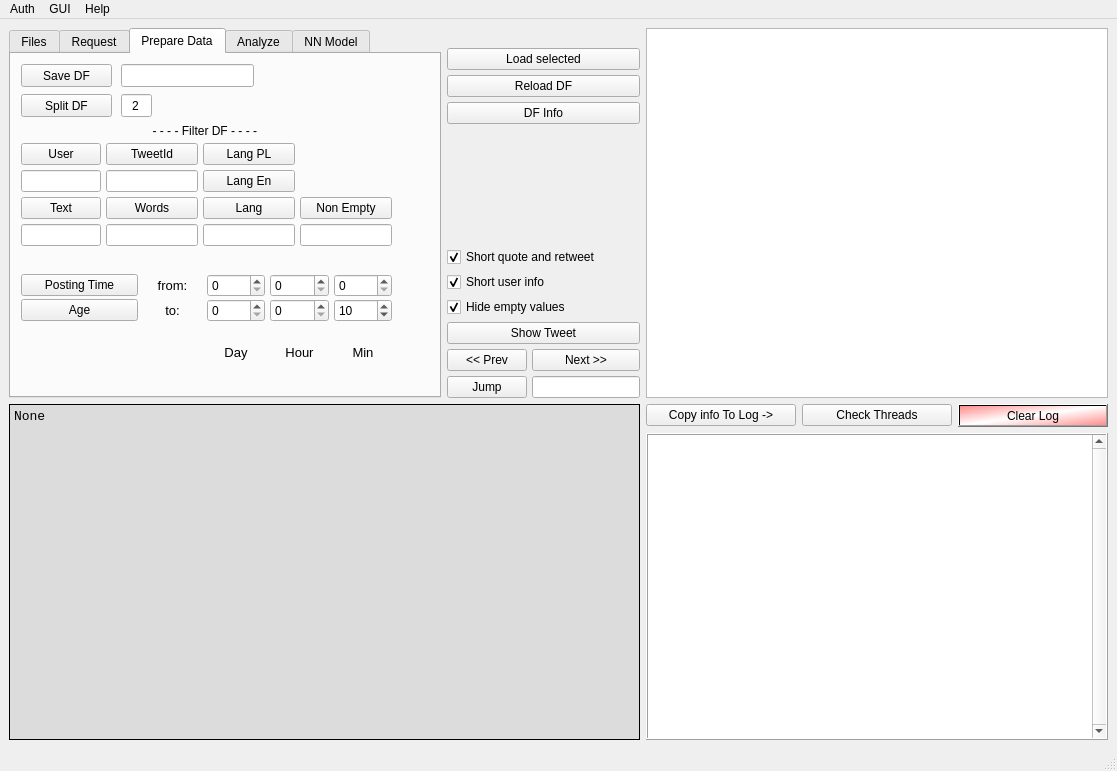
This is twitter_analyzer/gui/GUI_QT.ui in GrzegorzKrug/TwitterAnalyzer as Qt 5 draws it before an edit. The edited form follows.
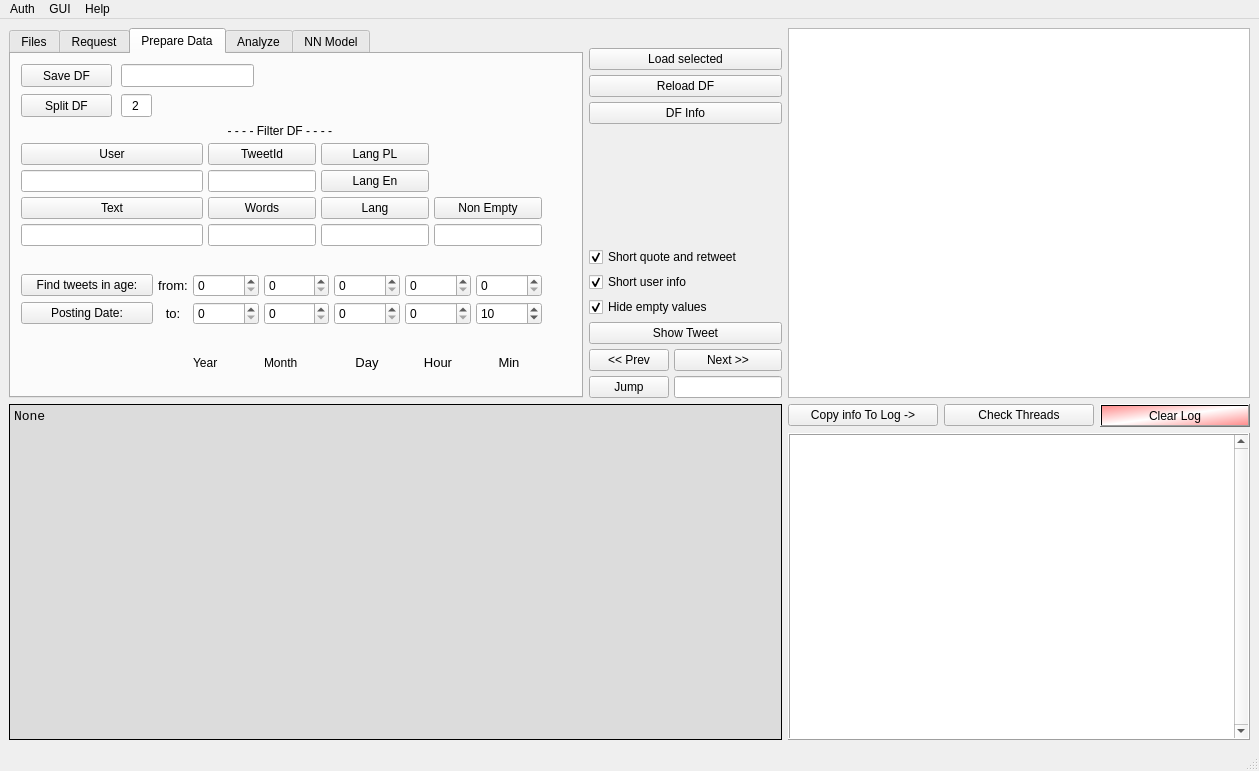
This is the edited form.

Patch:
```diff
--- a/twitter_analyzer/gui/GUI_QT.ui
+++ b/twitter_analyzer/gui/GUI_QT.ui
@@ -6,7 +6,7 @@
    <rect>
     <x>0</x>
     <y>0</y>
-    <width>1117</width>
+    <width>1259</width>
     <height>771</height>
    </rect>
   </property>
@@ -19,7 +19,7 @@
      <enum>QLayout::SetMinimumSize</enum>
     </property>
     <item row="0" column="0">
-     <layout class="QGridLayout" name="MainGrid" rowstretch="1,0,2" columnstretch="3,0,1,1,1" rowminimumheight="370,20,300" columnminimumwidth="400,100,150,150,150">
+     <layout class="QGridLayout" name="MainGrid" rowstretch="1,0,2" columnstretch="4,0,1,1,1" rowminimumheight="370,20,300" columnminimumwidth="400,100,150,150,150">
       <property name="sizeConstraint">
        <enum>QLayout::SetNoConstraint</enum>
       </property>
@@ -623,16 +623,16 @@
            <rect>
             <x>10</x>
             <y>70</y>
-            <width>371</width>
+            <width>521</width>
             <height>271</height>
            </rect>
           </property>
-          <layout class="QVBoxLayout" name="Vertical_Filters" stretch="1,1,0">
+          <layout class="QVBoxLayout" name="Vertical_Filters" stretch="1,0,1">
            <property name="spacing">
             <number>8</number>
            </property>
            <property name="sizeConstraint">
-            <enum>QLayout::SetMinimumSize</enum>
+            <enum>QLayout::SetDefaultConstraint</enum>
            </property>
            <item>
             <layout class="QGridLayout" name="gridLayout_DataFilters" rowstretch="1,0,0,0,0,0" columnstretch="2,0,0,0">
@@ -723,22 +723,6 @@
                </property>
               </widget>
              </item>
-             <item row="5" column="1">
-              <spacer name="verticalSpacer_3">
-               <property name="orientation">
-                <enum>Qt::Vertical</enum>
-               </property>
-               <property name="sizeType">
-                <enum>QSizePolicy::MinimumExpanding</enum>
-               </property>
-               <property name="sizeHint" stdset="0">
-                <size>
-                 <width>20</width>
-                 <height>20</height>
-                </size>
-               </property>
-              </spacer>
-             </item>
              <item row="3" column="2">
               <widget class="QPushButton" name="pushButton_FilterDF_Lang_Other">
                <property name="toolTip">
@@ -785,30 +769,33 @@
             </layout>
            </item>
            <item>
-            <layout class="QGridLayout" name="gridLayout_TimeFilters" rowstretch="1,1,1" columnstretch="2,1,1,1,1" rowminimumheight="5,5,5">
-             <property name="horizontalSpacing">
+            <spacer name="verticalSpacer_3">
+             <property name="orientation">
+              <enum>Qt::Vertical</enum>
+             </property>
+             <property name="sizeType">
+              <enum>QSizePolicy::MinimumExpanding</enum>
+             </property>
+             <property name="sizeHint" stdset="0">
+              <size>
+               <width>20</width>
+               <height>20</height>
+              </size>
+             </property>
+            </spacer>
+           </item>
+           <item>
+            <layout class="QGridLayout" name="gridLayout_TimeFilters" rowstretch="4,4,0" columnstretch="2,0,1,1,1,1,1">
+             <property name="sizeConstraint">
+              <enum>QLayout::SetMinimumSize</enum>
+             </property>
+             <property name="spacing">
               <number>5</number>
              </property>
-             <property name="verticalSpacing">
-              <number>2</number>
-             </property>
-             <item row="1" column="0">
-              <widget class="QPushButton" name="pushButton_filter_by_Age">
-               <property name="toolTip">
-                <string>Save DF to .csv File</string>
-               </property>
-               <property name="text">
-                <string>Age</string>
-               </property>
-              </widget>
-             </item>
-             <item row="0" column="0">
-              <widget class="QPushButton" name="pushButton_export_DF_18">
-               <property name="toolTip">
-                <string>Save DF to .csv File</string>
-               </property>
-               <property name="text">
-                <string>Posting Time</string>
+             <item row="0" column="4">
+              <widget class="QSpinBox" name="spinBox_timefilter_from_day">
+               <property name="maximum">
+                <number>31</number>
                </property>
               </widget>
              </item>
@@ -827,7 +814,7 @@
                </property>
               </widget>
              </item>
-             <item row="2" column="3">
+             <item row="2" column="5">
               <widget class="QLabel" name="label_5">
                <property name="font">
                 <font>
@@ -857,7 +844,7 @@
                </property>
               </widget>
              </item>
-             <item row="2" column="2">
+             <item row="2" column="4">
               <widget class="QLabel" name="label_4">
                <property name="font">
                 <font>
@@ -872,7 +859,7 @@
                </property>
               </widget>
              </item>
-             <item row="2" column="4">
+             <item row="2" column="6">
               <widget class="QLabel" name="label_7">
                <property name="font">
                 <font>
@@ -887,35 +874,28 @@
                </property>
               </widget>
              </item>
-             <item row="0" column="2">
-              <widget class="QSpinBox" name="spinBox_timefilter_from_day">
-               <property name="maximum">
-                <number>365</number>
-               </property>
-              </widget>
-             </item>
-             <item row="0" column="3">
+             <item row="0" column="5">
               <widget class="QSpinBox" name="spinBox_timefilter_from_hour">
                <property name="maximum">
                 <number>24</number>
                </property>
               </widget>
              </item>
-             <item row="1" column="3">
+             <item row="1" column="5">
               <widget class="QSpinBox" name="spinBox_timefilter_to_hour">
                <property name="maximum">
                 <number>24</number>
                </property>
               </widget>
              </item>
-             <item row="1" column="2">
-              <widget class="QSpinBox" name="spinBox_timefilter_to_day">
-               <property name="maximum">
-                <number>365</number>
-               </property>
-              </widget>
-             </item>
              <item row="1" column="4">
+              <widget class="QSpinBox" name="spinBox_timefilter_to_day">
+               <property name="maximum">
+                <number>31</number>
+               </property>
+              </widget>
+             </item>
+             <item row="1" column="6">
               <widget class="QSpinBox" name="spinBox_timefilter_to_min">
                <property name="maximum">
                 <number>60</number>
@@ -925,31 +905,77 @@
                </property>
               </widget>
              </item>
-             <item row="0" column="4">
+             <item row="0" column="6">
               <widget class="QSpinBox" name="spinBox_timefilter_from_min">
                <property name="maximum">
                 <number>60</number>
                </property>
               </widget>
              </item>
+             <item row="0" column="0">
+              <widget class="QPushButton" name="pushButton_filter_by_Age">
+               <property name="toolTip">
+                <string>Save DF to .csv File</string>
+               </property>
+               <property name="text">
+                <string>Find tweets in age:</string>
+               </property>
+              </widget>
+             </item>
+             <item row="1" column="0">
+              <widget class="QPushButton" name="pushButton_export_DF_18">
+               <property name="toolTip">
+                <string>Save DF to .csv File</string>
+               </property>
+               <property name="text">
+                <string>Posting Date:</string>
+               </property>
+              </widget>
+             </item>
+             <item row="0" column="3">
+              <widget class="QSpinBox" name="spinBox_timefilter_from_month">
+               <property name="maximum">
+                <number>12</number>
+               </property>
+              </widget>
+             </item>
+             <item row="0" column="2">
+              <widget class="QSpinBox" name="spinBox_timefilter_from_year">
+               <property name="maximum">
+                <number>3000</number>
+               </property>
+              </widget>
+             </item>
+             <item row="2" column="2">
+              <widget class="QLabel" name="label_2">
+               <property name="text">
+                <string>Year</string>
+               </property>
+              </widget>
+             </item>
+             <item row="2" column="3">
+              <widget class="QLabel" name="label_8">
+               <property name="text">
+                <string>Month</string>
+               </property>
+              </widget>
+             </item>
+             <item row="1" column="2">
+              <widget class="QSpinBox" name="spinBox_timefilter_to_year">
+               <property name="maximum">
+                <number>3000</number>
+               </property>
+              </widget>
+             </item>
+             <item row="1" column="3">
+              <widget class="QSpinBox" name="spinBox_timefilter_to_month">
+               <property name="maximum">
+                <number>12</number>
+               </property>
+              </widget>
+             </item>
             </layout>
            </item>
-           <item>
-            <spacer name="verticalSpacer_4">
-             <property name="orientation">
-              <enum>Qt::Vertical</enum>
-             </property>
-             <property name="sizeType">
-              <enum>QSizePolicy::Minimum</enum>
-             </property>
-             <property name="sizeHint" stdset="0">
-              <size>
-               <width>0</width>
-               <height>15</height>
-              </size>
-             </property>
-            </spacer>
-           </item>
           </layout>
          </widget>
         </widget>
@@ -974,7 +1000,7 @@
     <rect>
      <x>0</x>
      <y>0</y>
-     <width>1117</width>
+     <width>1259</width>
      <height>22</height>
     </rect>
    </property>
```
Left out of the diff: 45 changed lines with no effect on the pictures.
